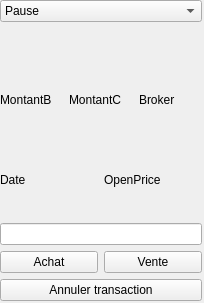
This is source/TradingSimulator/modepaspaswidget.ui in VSahanaa/LO21_TrandingSimulator as Qt 5 draws it before an edit. The edited form follows.
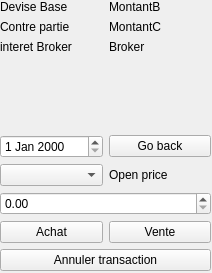
This is the edited form.

What changed in the file:
```diff
--- a/source/TradingSimulator/modepaspaswidget.ui
+++ b/source/TradingSimulator/modepaspaswidget.ui
@@ -6,8 +6,8 @@
    <rect>
     <x>0</x>
     <y>0</y>
-    <width>204</width>
-    <height>303</height>
+    <width>212</width>
+    <height>273</height>
    </rect>
   </property>
   <property name="windowTitle">
@@ -18,101 +18,113 @@
     <rect>
      <x>0</x>
      <y>0</y>
-     <width>202</width>
-     <height>301</height>
+     <width>211</width>
+     <height>271</height>
     </rect>
    </property>
    <layout class="QVBoxLayout" name="VL_menu">
     <item>
-     <widget class="QComboBox" name="comboBox_timer">
+     <layout class="QVBoxLayout" name="VL_menuTransaction_2">
       <item>
+       <layout class="QHBoxLayout" name="HL_infoDate">
+        <item>
+         <layout class="QGridLayout" name="gridLayout_2">
+          <item row="3" column="0">
+           <widget class="QLabel" name="label_3">
        <property name="text">
-        <string>Pause</string>
-       </property>
-      </item>
-      <item>
+             <string>interet Broker</string>
+            </property>
+           </widget>
+          </item>
+          <item row="2" column="0">
+           <widget class="QLabel" name="label_2">
        <property name="text">
-        <string>Avancer</string>
-       </property>
-      </item>
-      <item>
+             <string>Contre partie</string>
+            </property>
+           </widget>
+          </item>
+          <item row="0" column="0">
+           <widget class="QLabel" name="label">
        <property name="text">
-        <string>Reculer</string>
-       </property>
-      </item>
-      <item>
+             <string>Devise Base</string>
+            </property>
+           </widget>
+          </item>
+          <item row="3" column="1">
+           <widget class="QLabel" name="label_broker">
        <property name="text">
-        <string>Défiler</string>
-       </property>
-      </item>
-     </widget>
-    </item>
+             <string>Broker</string>
+            </property>
+           </widget>
+          </item>
+          <item row="0" column="1">
+           <widget class="QLabel" name="label_montantBase">
+            <property name="text">
+             <string>MontantB</string>
+            </property>
+           </widget>
+          </item>
+          <item row="2" column="1">
+           <widget class="QLabel" name="label_montantContrepartie">
+            <property name="text">
+             <string>MontantC</string>
+            </property>
+           </widget>
+          </item>
+         </layout>
+        </item>
+       </layout>
+      </item>
     <item>
-     <spacer name="VSpacer_TimerMenuTransaction">
+       <spacer name="verticalSpacer">
       <property name="orientation">
        <enum>Qt::Vertical</enum>
       </property>
-      <property name="sizeType">
-       <enum>QSizePolicy::Fixed</enum>
-      </property>
       <property name="sizeHint" stdset="0">
        <size>
         <width>20</width>
-        <height>35</height>
+          <height>40</height>
        </size>
       </property>
      </spacer>
     </item>
     <item>
-     <layout class="QVBoxLayout" name="VL_menuTransaction">
+       <layout class="QHBoxLayout" name="horizontalLayout_2">
       <item>
-       <layout class="QHBoxLayout" name="HL_infoMontant">
-        <item>
-         <widget class="QLabel" name="label_montantBase">
-          <property name="text">
-           <string>MontantB</string>
-          </property>
-         </widget>
+         <widget class="QDateEdit" name="dateEdit"/>
         </item>
         <item>
-         <widget class="QLabel" name="label_montantContrepartie">
+         <widget class="QPushButton" name="goBack">
           <property name="text">
-           <string>MontantC</string>
+           <string>Go back</string>
           </property>
          </widget>
         </item>
-        <item>
-         <widget class="QLabel" name="label_broker">
-          <property name="text">
-           <string>Broker</string>
-          </property>
-         </widget>
-        </item>
        </layout>
       </item>
       <item>
-       <layout class="QHBoxLayout" name="HL_infoOpen">
+       <layout class="QHBoxLayout" name="horizontalLayout">
         <item>
-         <widget class="QLabel" name="label_date">
-          <property name="text">
-           <string>Date</string>
+         <widget class="QComboBox" name="comboBox_timer">
+          <property name="currentText">
+           <string/>
           </property>
          </widget>
         </item>
         <item>
          <widget class="QLabel" name="label_openPrice">
           <property name="text">
-           <string>OpenPrice</string>
+           <string>Open price</string>
           </property>
          </widget>
         </item>
        </layout>
       </item>
       <item>
-       <widget class="QLineEdit" name="lineEdit_montant"/>
+       <widget class="QDoubleSpinBox" name="montant_edit"/>
       </item>
       <item>
-       <layout class="QHBoxLayout" name="HL_achatvente">
+       <layout class="QHBoxLayout" name="HL_achatvente_2">
         <item>
          <widget class="QPushButton" name="pushButton_achat">
           <property name="text">
```
Left out of the diff: 6 changed lines with no effect on the pictures. Lines whose indentation alone changed are shown as unchanged.
